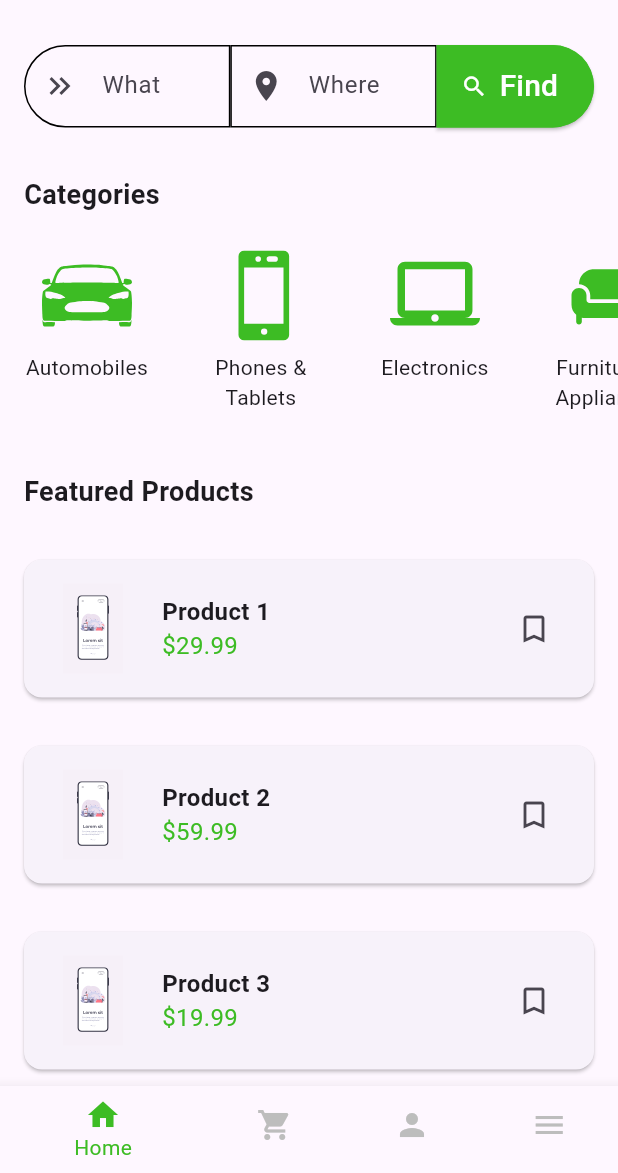
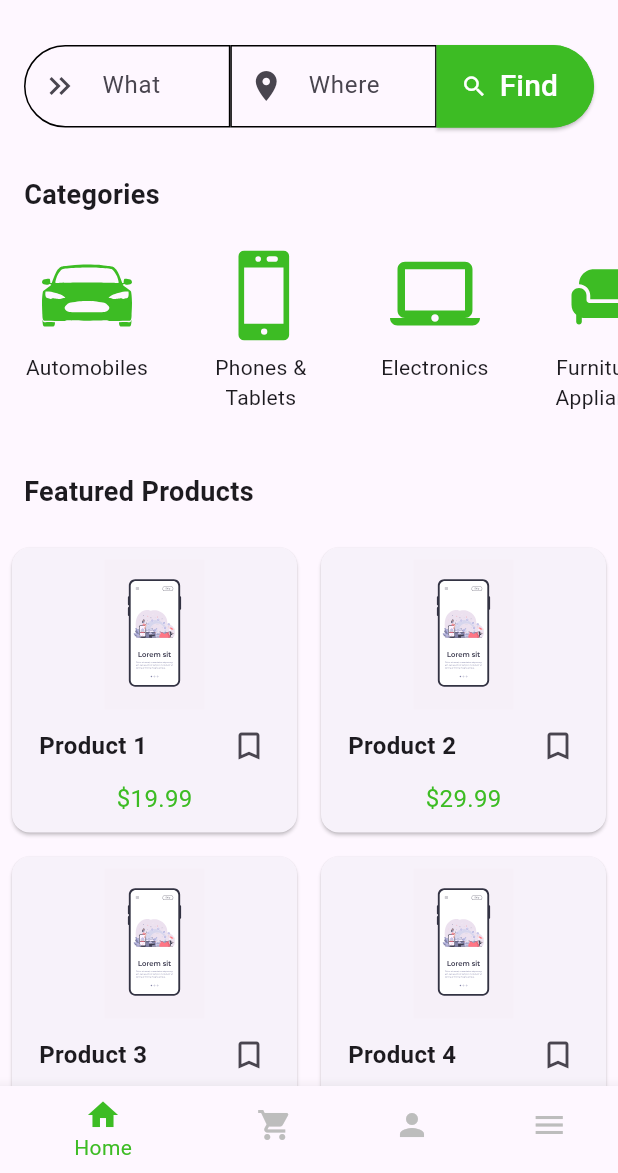
Before and after one commit to Rahma-Alaa/LaraClassifier, a Flutter app: the HomeScreen screen opened directly, on a phone screen of 412 x 824 dp, the part 63-1236 px from its top. Run offline on Flutter 3.47's test engine with Material 3 defaults, Android fonts, the phone set to English and light mode, and no system bars; our stand-ins replace flutter_svg.

Commit message:
Category

```diff
--- a/lib/view/screens/home/home_screen.dart
+++ b/lib/view/screens/home/home_screen.dart
@@ -1,6 +1,7 @@
 import 'package:flutter/material.dart';
 import 'package:flutter_svg/flutter_svg.dart';
 import 'cart_screen.dart';
+import 'learning_category.dart';
 import 'menu_screen.dart';
 import 'profile_screen.dart';
 
@@ -115,30 +116,93 @@ class HomeContent extends StatelessWidget {
             child: ListView(
               scrollDirection: Axis.horizontal,
               children: [
-                CategoryCard('Automobiles', 'assets/icons/car.svg'),
-                CategoryCard('Phones & Tablets', 'assets/icons/mobile.svg'),
-                CategoryCard('Electronics', 'assets/icons/laptop.svg'),
-                CategoryCard('Furniture & Appliances', 'assets/icons/sofa.svg'),
-                CategoryCard('Real estate', 'assets/icons/real-state.svg'),
-                CategoryCard('Animals & Pets', 'assets/icons/pets.svg'),
-                CategoryCard('Fashion', 'assets/icons/fashion.svg'),
-                CategoryCard('Beauty & Well being', 'assets/icons/beauty.svg'),
-                CategoryCard('Jobs', 'assets/icons/jobs.svg'),
-                CategoryCard('Services', 'assets/icons/services.svg'),
-                CategoryCard('Learning', 'assets/icons/learning.svg'),
-                CategoryCard('Local Events', 'assets/icons/Local Events.svg'),
+                InkWell(
+                    onTap: (){Navigator.push(
+                      context,
+                      MaterialPageRoute(builder: (context) => (LearningCategory())),
+                    );},
+                    child: CategoryCard('Automobiles', 'assets/icons/car.svg')),
+                InkWell(
+                    onTap: (){Navigator.push(
+                      context,
+                      MaterialPageRoute(builder: (context) => (LearningCategory())),
+                    );},
+                    child: CategoryCard('Phones & Tablets', 'assets/icons/mobile.svg')),
+                InkWell(
+                    onTap: (){Navigator.push(
+                      context,
+                      MaterialPageRoute(builder: (context) => (LearningCategory())),
+                    );},
+                    child: CategoryCard('Electronics', 'assets/icons/laptop.svg')),
+                InkWell(
+                    onTap: (){Navigator.push(
+                      context,
+                      MaterialPageRoute(builder: (context) => (LearningCategory())),
+                    );},
+                    child: CategoryCard('Furniture & Appliances', 'assets/icons/sofa.svg')),
+                InkWell(
+                    onTap: (){Navigator.push(
+                      context,
+                      MaterialPageRoute(builder: (context) => (LearningCategory())),
+                    );},
+                    child: CategoryCard('Real estate', 'assets/icons/real-state.svg')),
+                InkWell(
+                    onTap: (){Navigator.push(
+                      context,
+                      MaterialPageRoute(builder: (context) => (LearningCategory())),
+                    );},
+                    child: CategoryCard('Animals & Pets', 'assets/icons/pets.svg')),
+                InkWell(
+                    onTap: (){Navigator.push(
+                      context,
+                      MaterialPageRoute(builder: (context) => (LearningCategory())),
+                    );},
+                    child: CategoryCard('Fashion', 'assets/icons/fashion.svg')),
+                InkWell(
+                    onTap: (){Navigator.push(
+                      context,
+                      MaterialPageRoute(builder: (context) => (LearningCategory())),
+                    );},
+                    child: CategoryCard('Beauty & Well being', 'assets/icons/beauty.svg')),
+                InkWell(
+                    onTap: (){Navigator.push(
+                  context,
+                  MaterialPageRoute(builder: (context) => (LearningCategory())),
+                );},
+                    child: CategoryCard('Jobs', 'assets/icons/jobs.svg')),
+                InkWell(
+                    onTap: (){Navigator.push(
+                  context,
+                  MaterialPageRoute(builder: (context) => (LearningCategory())),
+                );},child: CategoryCard('Services', 'assets/icons/services.svg')),
+                InkWell(
+                  onTap: (){Navigator.push(
+                    context,
+                    MaterialPageRoute(builder: (context) => (LearningCategory())),
+                  );},
+                    child: CategoryCard('Learning', 'assets/icons/learning.svg')),
+                InkWell(
+                    onTap: (){Navigator.push(
+                      context,
+                      MaterialPageRoute(builder: (context) => (LearningCategory())),
+                    );},
+                    child: CategoryCard('Local Events', 'assets/icons/Local Events.svg')),
               ],
             ),
           ),
           SectionTitle(title: 'Featured Products'),
-          ProductCard('Product 1', 'assets/images/product1.svg', 29.99),
-          ProductCard('Product 2', 'assets/images/product1.svg', 59.99),
-          ProductCard('Product 3', 'assets/images/product1.svg', 19.99),
-          ProductCard('Product 4', 'assets/images/product1.svg', 19.99),
-          ProductCard('Product 5', 'assets/images/product1.svg', 19.99),
-          ProductCard('Product 6', 'assets/images/product1.svg', 19.99),
-          ProductCard('Product 7', 'assets/images/product1.svg', 19.99),
-          ProductCard('Product 8', 'assets/images/product1.svg', 19.99),
+          GridView.builder(
+            physics: NeverScrollableScrollPhysics(),
+            shrinkWrap: true,
+            gridDelegate: SliverGridDelegateWithFixedCrossAxisCount(
+              crossAxisCount: 2,
+              childAspectRatio: 1, // Adjust aspect ratio to fit image and text
+            ),
+            itemCount: 12,
+            itemBuilder: (context, index) {
+              return ProductCard('Product ${index + 1}', 'assets/images/product1.svg', 19.99 + index * 10);
+            },
+          ),
         ],
       ),
     );
@@ -290,31 +354,34 @@ class ProductCard extends StatelessWidget {
 
   @override
   Widget build(BuildContext context) {
-    return Card(
-      margin: EdgeInsets.all(16.0),
+    return Center(
+      child: Container(
+        width: 300,
+        height: 220,
+        child: Card(
+          margin: EdgeInsets.all(8.0),
           child: Padding(
-        padding: EdgeInsets.all(16.0),
-        child: Row(
-          children: [
-            SvgPicture.asset(
-              productImage,
-              height: 60,
-              width: 60,
-            ),
-            SizedBox(width: 16.0),
-            Column(
+            padding: EdgeInsets.all(8.0),
+            child: Column(
               crossAxisAlignment: CrossAxisAlignment.start,
               children: [
+                Center(
+                  child: SvgPicture.asset(
+                    productImage,
+                    height: 100,
+                    width: 100,
+                  ),
+                ),
+                //SizedBox(height: 8.0),
+                Row(
+                  mainAxisAlignment: MainAxisAlignment.center,
+                  children: [
+                    SizedBox(width: 10),
                     Text(
                       productName,
                       style: TextStyle(fontSize: 16, fontWeight: FontWeight.bold),
                     ),
-                Text(
-                  '\$${productPrice.toStringAsFixed(2)}',
-                  style: TextStyle(fontSize: 16, color: Color(0xFF3DBC24)),
-                ),
-              ],
-            ),
+                    SizedBox(width: 10),
                     Spacer(),
                     IconButton(
                       icon: Icon(Icons.bookmark_border),
@@ -324,6 +391,16 @@ class ProductCard extends StatelessWidget {
                     ),
                   ],
                 ),
+                Center(
+                  child: Text(
+                    '\$${productPrice.toStringAsFixed(2)}',
+                    style: TextStyle(fontSize: 16, color: Color(0xFF3DBC24)),
+                  ),
+                ),
+              ],
+            ),
+          ),
+        ),
       ),
     );
   }
```
Also changed, not shown: lib/view/screens/home/learning_category.dart (+243 -0 lines). Lines whose indentation alone changed are shown as unchanged.
